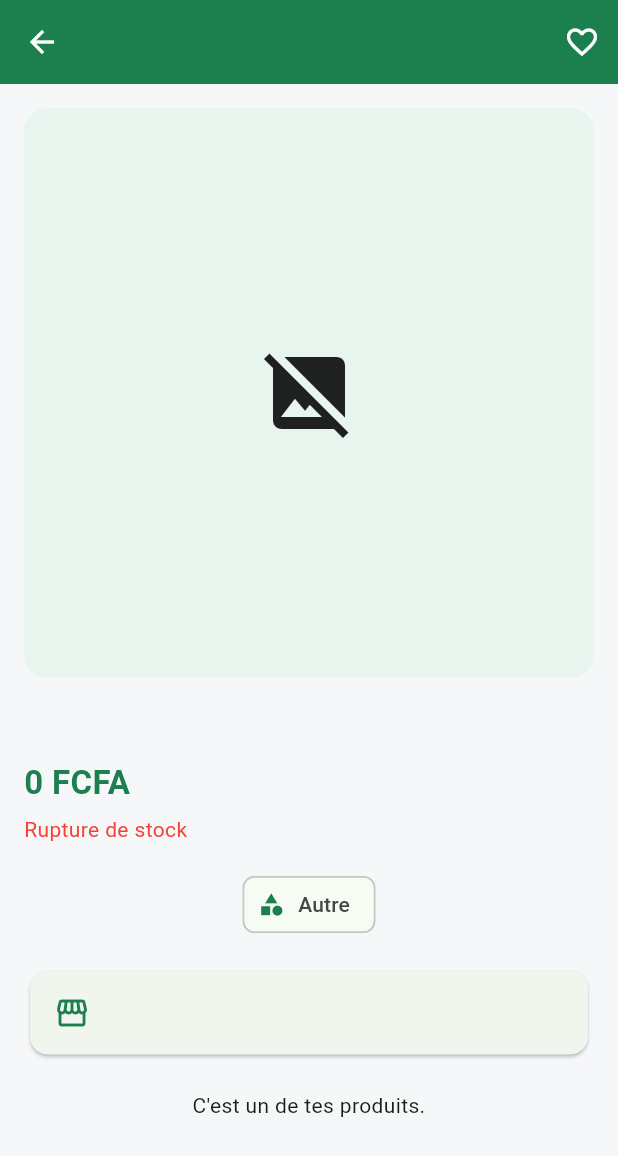
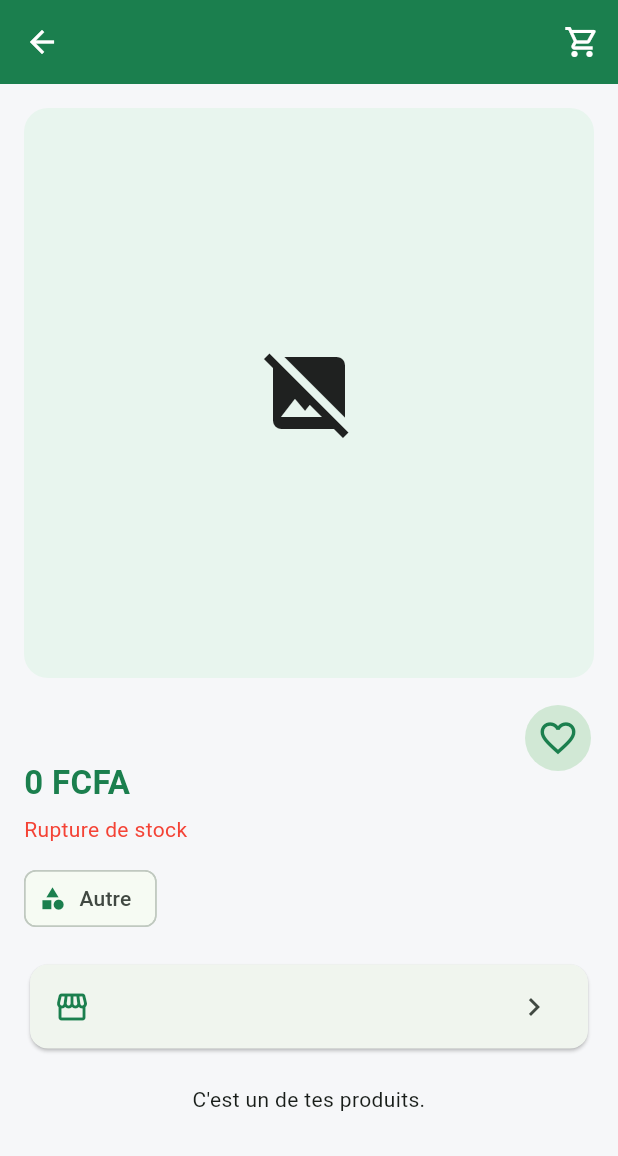
Before and after one commit to jessicangaissiot01-blip/sengueai, a Flutter app: the ProductDetailScreen screen opened directly with empty values, on a phone screen of 412 x 824 dp. Shown: the top 1156 px of the screen. Run offline on Flutter 3.47's test engine with Material 3 defaults, Android fonts, the phone set to English and light mode, and no system bars; our stand-ins replace cloud_firestore, firebase_auth, firebase_core, flutter_tts, image_picker, speech_to_text; accounts and stored records are empty; generated files the repository leaves out were written again.

Commit message:
Ajoute le panier et le bouton Acheter maintenant

```diff
--- a/lib/screens/product_detail_screen.dart
+++ b/lib/screens/product_detail_screen.dart
@@ -1,9 +1,10 @@
+import 'dart:convert';
+import 'dart:typed_data';
+
 import 'package:firebase_auth/firebase_auth.dart';
 import 'package:flutter/material.dart';
-import 'package:flutter/services.dart';
 
 import '../data/categories.dart';
-import '../models/order.dart';
 import '../models/product.dart';
 import '../models/shop.dart';
 import '../services/database_service.dart';
@@ -11,18 +12,22 @@ import '../strings.dart';
 import '../theme.dart';
 
 /*
- * Fiche d'un produit : grande photo, prix, boutique, description.
+ * Fiche d'un produit : ses photos (on les fait défiler), le prix,
+ * la boutique et la description.
  *
- * L'acheteur peut l'ajouter à ses favoris et le commander. Pour commander,
- * il choisit la quantité et laisse son numéro de téléphone : le vendeur
- * le rappelle pour la livraison et le paiement.
- * On ne peut pas commander son propre produit ni un produit en rupture.
+ * L'acheteur peut :
+ *  - l'ajouter à ses favoris (le cœur) ;
+ *  - l'ajouter au panier ;
+ *  - l'acheter tout de suite (le produit va dans le panier, qui s'ouvre).
+ * On ne peut pas acheter son propre produit ni un produit en rupture.
  */
 class ProductDetailScreen extends StatefulWidget {
   final Product product;
   final Shop? shop;
   final User user;
   final bool isFavorite;
+  final VoidCallback onOpenCart;
+  final void Function(Shop shop) onOpenShop;
 
   const ProductDetailScreen({
     super.key,
@@ -30,6 +35,8 @@ class ProductDetailScreen extends StatefulWidget {
     required this.shop,
     required this.user,
     required this.isFavorite,
+    required this.onOpenCart,
+    required this.onOpenShop,
   });
 
   @override
@@ -39,123 +46,62 @@ class ProductDetailScreen extends StatefulWidget {
 class _ProductDetailScreenState extends State<ProductDetailScreen> {
   final _database = DatabaseService();
   late bool _isFavorite = widget.isFavorite;
+  int _photoIndex = 0;
+  final _pageController = PageController();
+
+  // Les photos sont décodées une seule fois, à l'ouverture de la fiche.
+  late final List<Uint8List> _photos = _decodePhotos();
 
   String get _language => appLanguage.value;
   bool get _isMine => widget.product.shopId == widget.user.uid;
 
+  @override
+  void dispose() {
+    _pageController.dispose();
+    super.dispose();
+  }
+
+  // Affiche la photo numéro index (utilisé par les points sous les photos).
+  void _showPhoto(int index) {
+    _pageController.animateToPage(
+      index,
+      duration: const Duration(milliseconds: 300),
+      curve: Curves.easeOut,
+    );
+  }
+
+  List<Uint8List> _decodePhotos() {
+    final photos = <Uint8List>[];
+    for (final image in widget.product.allImages) {
+      try {
+        photos.add(base64Decode(image));
+      } catch (_) {
+        // Une photo abîmée est simplement ignorée.
+      }
+    }
+    return photos;
+  }
+
   void _toggleFavorite() {
     setState(() => _isFavorite = !_isFavorite);
     _database.setFavorite(widget.user.uid, widget.product.id, _isFavorite);
+    showMessage(context, _isFavorite ? tr('addedToFavorites') : tr('removedFromFavorites'));
   }
 
-  /*
-   * Fenêtre de commande : quantité, téléphone et un petit message.
-   * Si la personne valide, on enregistre la commande dans Firestore.
-   */
-  Future<void> _order() async {
-    final product = widget.product;
-    final phoneController = TextEditingController();
-    final noteController = TextEditingController();
-    var quantity = 1;
+  Future<void> _addToCart() async {
+    await _database.addToCart(widget.user.uid, widget.product.id);
+    if (mounted) showMessage(context, tr('addedToCart'));
+  }
 
-    final confirmed = await showDialog<bool>(
-      context: context,
-      builder: (dialogContext) => StatefulBuilder(
-        // StatefulBuilder permet de mettre à jour la quantité dans la fenêtre.
-        builder: (dialogContext, setDialogState) => AlertDialog(
-          title: Text(tr('orderTitle')),
-          content: SingleChildScrollView(
-            child: Column(
-              mainAxisSize: MainAxisSize.min,
-              crossAxisAlignment: CrossAxisAlignment.stretch,
-              children: [
-                Text(product.name, style: const TextStyle(fontWeight: FontWeight.bold)),
-                const SizedBox(height: 12),
-                Row(
-                  children: [
-                    Text(tr('quantity')),
-                    const Spacer(),
-                    IconButton(
-                      icon: const Icon(Icons.remove_circle_outline),
-                      onPressed: quantity > 1 ? () => setDialogState(() => quantity--) : null,
-                    ),
-                    Text('$quantity', style: const TextStyle(fontSize: 18)),
-                    IconButton(
-                      icon: const Icon(Icons.add_circle_outline),
-                      onPressed: quantity < product.stock ? () => setDialogState(() => quantity++) : null,
-                    ),
-                  ],
-                ),
-                Text(
-                  '${tr('total')} : ${formatPrice(product.price * quantity)}',
-                  style: const TextStyle(fontWeight: FontWeight.bold, color: AppColors.green),
-                ),
-                const SizedBox(height: 12),
-                TextField(
-                  controller: phoneController,
-                  keyboardType: TextInputType.phone,
-                  inputFormatters: [FilteringTextInputFormatter.allow(RegExp(r'[0-9+ ]'))],
-                  decoration: InputDecoration(labelText: tr('yourPhone')),
-                ),
-                const SizedBox(height: 12),
-                TextField(
-                  controller: noteController,
-                  maxLines: 2,
-                  decoration: InputDecoration(labelText: tr('orderNote')),
-                ),
-              ],
-            ),
-          ),
-          actions: [
-            TextButton(
-              onPressed: () => Navigator.pop(dialogContext, false),
-              child: Text(tr('cancel')),
-            ),
-            FilledButton(
-              onPressed: () {
-                // Le téléphone est obligatoire : sans lui, le vendeur ne peut pas répondre.
-                if (phoneController.text.trim().length < 8) {
-                  showMessage(dialogContext, tr('phoneRequired'));
-                  return;
-                }
-                Navigator.pop(dialogContext, true);
-              },
-              child: Text(tr('confirmOrder')),
-            ),
-          ],
-        ),
-      ),
-    );
-
-    final phone = phoneController.text.trim();
-    final note = noteController.text.trim();
-    if (confirmed != true) return;
-
-    try {
-      await _database.createOrder(ShopOrder(
-        buyerId: widget.user.uid,
-        buyerName: widget.user.displayName ?? widget.user.email ?? '',
-        buyerPhone: phone,
-        sellerId: product.shopId,
-        shopName: widget.shop?.name ?? '',
-        productId: product.id,
-        productName: product.name,
-        productImage: product.imageBase64,
-        price: product.price,
-        quantity: quantity,
-        note: note,
-      ));
-      if (mounted) showMessage(context, tr('orderSent'));
-    } catch (_) {
-      if (mounted) showMessage(context, tr('errorUnknown'));
-    }
+  Future<void> _buyNow() async {
+    await _database.addToCart(widget.user.uid, widget.product.id);
+    widget.onOpenCart();
   }
 
   @override
   Widget build(BuildContext context) {
     final product = widget.product;
     final shop = widget.shop;
-    final image = product.imageBytes;
     final place = shop == null
         ? ''
         : [shop.city, shop.country].where((part) => part.isNotEmpty).join(', ');
@@ -165,9 +111,9 @@ class _ProductDetailScreenState extends State<ProductDetailScreen> {
         title: Text(product.name),
         actions: [
           IconButton(
-            tooltip: tr('favorites'),
-            icon: Icon(_isFavorite ? Icons.favorite : Icons.favorite_border),
-            onPressed: _toggleFavorite,
+            tooltip: tr('cart'),
+            icon: const Icon(Icons.shopping_cart_outlined),
+            onPressed: widget.onOpenCart,
           ),
         ],
       ),
@@ -176,61 +122,145 @@ class _ProductDetailScreenState extends State<ProductDetailScreen> {
         child: ListView(
           padding: const EdgeInsets.all(16),
           children: [
-            ClipRRect(
-              borderRadius: BorderRadius.circular(16),
-              child: AspectRatio(
-                aspectRatio: 1,
-                child: image == null
-                    ? Container(
-                        color: AppColors.lightGreen,
-                        child: const Icon(Icons.image_not_supported, size: 64),
-                      )
-                    : Image.memory(image, fit: BoxFit.cover),
-              ),
-            ),
+            _buildPhotos(),
             const SizedBox(height: 16),
+            Row(
+              crossAxisAlignment: CrossAxisAlignment.start,
+              children: [
+                Expanded(
+                  child: Column(
+                    crossAxisAlignment: CrossAxisAlignment.start,
+                    children: [
                       Text(product.name, style: Theme.of(context).textTheme.headlineSmall),
                       const SizedBox(height: 6),
                       Text(
                         formatPrice(product.price),
                         style: const TextStyle(fontSize: 22, fontWeight: FontWeight.bold, color: AppColors.green),
                       ),
+                    ],
+                  ),
+                ),
+                // Le cœur des favoris, bien visible à côté du prix.
+                IconButton.filledTonal(
+                  iconSize: 28,
+                  tooltip: tr('favorites'),
+                  icon: Icon(
+                    _isFavorite ? Icons.favorite : Icons.favorite_border,
+                    color: _isFavorite ? Colors.red : AppColors.green,
+                  ),
+                  onPressed: _toggleFavorite,
+                ),
+              ],
+            ),
             const SizedBox(height: 6),
             Text(
               product.isOutOfStock ? tr('outOfStock') : '${tr('inStock')} : ${product.stock}',
               style: TextStyle(color: product.isOutOfStock ? Colors.red : Colors.black54),
             ),
-            const SizedBox(height: 16),
-            Chip(
+            const SizedBox(height: 12),
+            Align(
+              alignment: Alignment.centerLeft,
+              child: Chip(
                 avatar: Icon(categoryById(product.categoryId).icon, size: 18),
                 label: Text(categoryById(product.categoryId).label(_language)),
               ),
+            ),
             if (product.description.isNotEmpty) ...[
-              const SizedBox(height: 12),
+              const SizedBox(height: 8),
               Text(product.description),
             ],
             if (shop != null) ...[
               const SizedBox(height: 16),
+              // Un clic sur la boutique ouvre sa vitrine.
               Card(
                 child: ListTile(
                   leading: const Icon(Icons.storefront, color: AppColors.green),
                   title: Text(shop.name),
                   subtitle: place.isEmpty ? null : Text(place),
+                  trailing: const Icon(Icons.chevron_right),
+                  onTap: () => widget.onOpenShop(shop),
                 ),
               ),
             ],
             const SizedBox(height: 20),
             if (_isMine)
               Text(tr('ownProduct'), textAlign: TextAlign.center)
-            else
+            else ...[
               ElevatedButton.icon(
-                onPressed: product.isOutOfStock ? null : _order,
-                icon: const Icon(Icons.shopping_cart_checkout),
-                label: Text(tr('order')),
+                onPressed: product.isOutOfStock ? null : _buyNow,
+                icon: const Icon(Icons.flash_on),
+                label: Text(tr('buyNow')),
               ),
+              const SizedBox(height: 12),
+              OutlinedButton.icon(
+                onPressed: product.isOutOfStock ? null : _addToCart,
+                icon: const Icon(Icons.add_shopping_cart),
+                label: Text(tr('addToCart')),
+              ),
+            ],
           ],
         ),
       ),
     );
   }
+
+  /*
+   * Les photos du produit. PageView permet de passer de l'une à l'autre en
+   * glissant (téléphone). Les points en dessous montrent laquelle est
+   * affichée ; on clique sur un point pour changer de photo (ordinateur).
+   */
+  Widget _buildPhotos() {
+    if (_photos.isEmpty) {
+      return AspectRatio(
+        aspectRatio: 1,
+        child: Container(
+          decoration: BoxDecoration(
+            color: AppColors.lightGreen,
+            borderRadius: BorderRadius.circular(16),
+          ),
+          child: const Icon(Icons.image_not_supported, size: 64),
+        ),
+      );
     }
+    return Column(
+      children: [
+        ClipRRect(
+          borderRadius: BorderRadius.circular(16),
+          child: AspectRatio(
+            aspectRatio: 1,
+            child: PageView.builder(
+              controller: _pageController,
+              itemCount: _photos.length,
+              onPageChanged: (index) => setState(() => _photoIndex = index),
+              itemBuilder: (context, index) => Image.memory(_photos[index], fit: BoxFit.cover),
+            ),
+          ),
+        ),
+        if (_photos.length > 1) ...[
+          const SizedBox(height: 8),
+          Row(
+            mainAxisAlignment: MainAxisAlignment.center,
+            children: [
+              for (var i = 0; i < _photos.length; i++)
+                InkWell(
+                  onTap: () => _showPhoto(i),
+                  customBorder: const CircleBorder(),
+                  child: Padding(
+                    padding: const EdgeInsets.all(6),
+                    child: Container(
+                      width: 10,
+                      height: 10,
+                      decoration: BoxDecoration(
+                        shape: BoxShape.circle,
+                        color: i == _photoIndex ? AppColors.green : Colors.black26,
+                      ),
+                    ),
+                  ),
+                ),
+            ],
+          ),
+        ],
+      ],
+    );
+  }
+}
```
Also changed, not shown: lib/screens/cart_screen.dart (added, +270 -0 lines), lib/services/database_service.dart (+44 -0 lines). Lines whose indentation alone changed are shown as unchanged.
